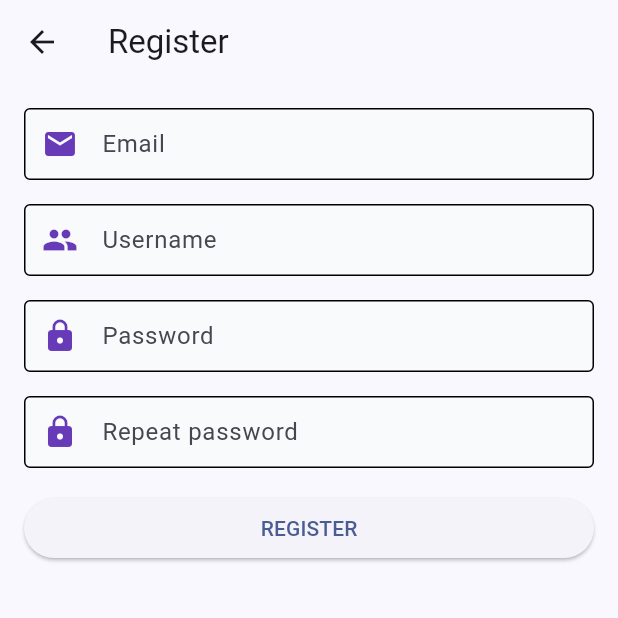
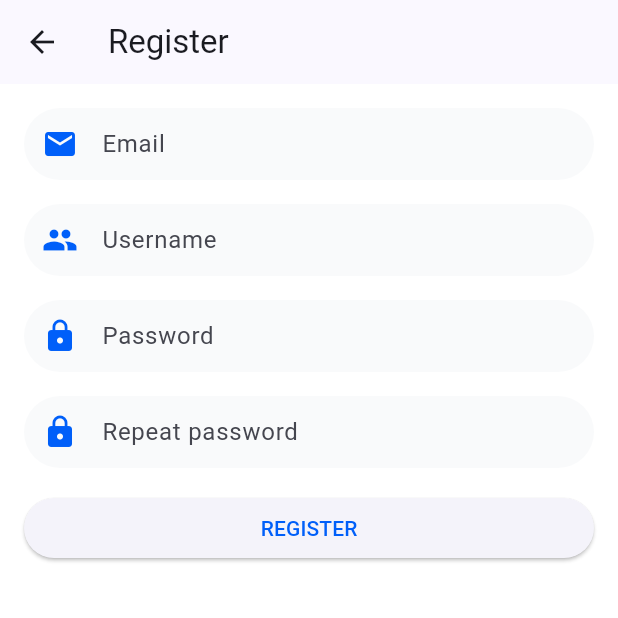
Before and after one commit to vastellorde/my_messenger, a Flutter app: the RegisterPage screen opened by its route, on a phone screen of 412 x 824 dp, the top half of it. Run offline on Flutter 3.47's test engine with Material 3 defaults, Android fonts, the light colour scheme and no system bars; our stand-ins replace auto_route, cloud_firestore, dio, firebase_auth, firebase_core, flutter_bloc and 6 more; missing offline and left inert: talker_bloc_logger, talker_dio_logger, theme_tailor_annotation; accounts and stored records are empty; generated files the repository leaves out were written again; statements that could not run were skipped.

Commit message:
refactor(auth): update with theme

```diff
--- a/lib/app/theme/app_theme.dart
+++ b/lib/app/theme/app_theme.dart
@@ -1,3 +1,4 @@
+import 'package:flutter/foundation.dart';
 import 'package:flutter/material.dart';
 import 'package:google_fonts/google_fonts.dart';
 import 'package:my_messenger/app/theme/app_colors.dart';
@@ -8,6 +9,7 @@ part 'app_theme.tailor.dart';
 @Tailor(
   themes: ['light', 'dark'],
   themeGetter: ThemeGetter.onBuildContext,
+  generateStaticGetters: true,
 )
 class $_AppTheme {
   // Colors
--- a/lib/app/theme/app_theme.tailor.dart
+++ b/lib/app/theme/app_theme.tailor.dart
@@ -8,7 +8,7 @@ part of 'app_theme.dart';
 // TailorAnnotationsGenerator
 // **************************************************************************
 
-class AppTheme extends ThemeExtension<AppTheme> {
+class AppTheme extends ThemeExtension<AppTheme> with DiagnosticableTreeMixin {
   const AppTheme({
     required this.background,
     required this.black,
@@ -41,7 +41,28 @@ class AppTheme extends ThemeExtension<AppTheme> {
   final Color secondary;
   final Color white;
 
-  static final AppTheme light = AppTheme(
+  static AppTheme get light => kDebugMode ? _lightGetter : _lightFinal;
+
+  static AppTheme get dark => kDebugMode ? _darkGetter : _darkFinal;
+
+  static AppTheme get _lightGetter => AppTheme(
+        background: $_AppTheme.background[0],
+        black: $_AppTheme.black[0],
+        body: $_AppTheme.body[0],
+        caption: $_AppTheme.caption[0],
+        gray: $_AppTheme.gray[0],
+        graySecondary: $_AppTheme.graySecondary[0],
+        h1: $_AppTheme.h1[0],
+        h2: $_AppTheme.h2[0],
+        h3: $_AppTheme.h3[0],
+        h4: $_AppTheme.h4[0],
+        h5: $_AppTheme.h5[0],
+        primary: $_AppTheme.primary[0],
+        secondary: $_AppTheme.secondary[0],
+        white: $_AppTheme.white[0],
+      );
+
+  static final AppTheme _lightFinal = AppTheme(
     background: $_AppTheme.background[0],
     black: $_AppTheme.black[0],
     body: $_AppTheme.body[0],
@@ -58,7 +79,24 @@ class AppTheme extends ThemeExtension<AppTheme> {
     white: $_AppTheme.white[0],
   );
 
-  static final AppTheme dark = AppTheme(
+  static AppTheme get _darkGetter => AppTheme(
+        background: $_AppTheme.background[1],
+        black: $_AppTheme.black[1],
+        body: $_AppTheme.body[1],
+        caption: $_AppTheme.caption[1],
+        gray: $_AppTheme.gray[1],
+        graySecondary: $_AppTheme.graySecondary[1],
+        h1: $_AppTheme.h1[1],
+        h2: $_AppTheme.h2[1],
+        h3: $_AppTheme.h3[1],
+        h4: $_AppTheme.h4[1],
+        h5: $_AppTheme.h5[1],
+        primary: $_AppTheme.primary[1],
+        secondary: $_AppTheme.secondary[1],
+        white: $_AppTheme.white[1],
+      );
+
+  static final AppTheme _darkFinal = AppTheme(
     background: $_AppTheme.background[1],
     black: $_AppTheme.black[1],
     body: $_AppTheme.body[1],
@@ -137,6 +175,27 @@ class AppTheme extends ThemeExtension<AppTheme> {
   }
 
   @override
+  void debugFillProperties(DiagnosticPropertiesBuilder properties) {
+    super.debugFillProperties(properties);
+    properties
+      ..add(DiagnosticsProperty('type', 'AppTheme'))
+      ..add(DiagnosticsProperty('background', background))
+      ..add(DiagnosticsProperty('black', black))
+      ..add(DiagnosticsProperty('body', body))
+      ..add(DiagnosticsProperty('caption', caption))
+      ..add(DiagnosticsProperty('gray', gray))
+      ..add(DiagnosticsProperty('graySecondary', graySecondary))
+      ..add(DiagnosticsProperty('h1', h1))
+      ..add(DiagnosticsProperty('h2', h2))
+      ..add(DiagnosticsProperty('h3', h3))
+      ..add(DiagnosticsProperty('h4', h4))
+      ..add(DiagnosticsProperty('h5', h5))
+      ..add(DiagnosticsProperty('primary', primary))
+      ..add(DiagnosticsProperty('secondary', secondary))
+      ..add(DiagnosticsProperty('white', white));
+  }
+
+  @override
   bool operator ==(Object other) {
     return identical(this, other) ||
         (other.runtimeType == runtimeType &&
--- a/lib/app/theme/app_theme_data.dart
+++ b/lib/app/theme/app_theme_data.dart
@@ -8,6 +8,7 @@ abstract final class AppThemeData {
     colorScheme: ColorScheme.fromSeed(
       brightness: Brightness.light,
       seedColor: AppTheme.light.primary,
+      primary: AppTheme.light.primary,
       secondary: AppTheme.light.secondary,
       background: AppTheme.light.background,
     ),
@@ -15,6 +16,8 @@ abstract final class AppThemeData {
       fillColor: AppTheme.light.background,
       filled: true,
       contentPadding: const EdgeInsets.symmetric(vertical: 12, horizontal: 14),
+      iconColor: AppTheme.light.primary,
+      prefixIconColor: AppTheme.light.primary,
       border: OutlineInputBorder(
         borderRadius: BorderRadius.circular(30),
         borderSide: BorderSide(
@@ -37,41 +40,57 @@ abstract final class AppThemeData {
             style: BorderStyle.none),
       ),
     ),
+    iconTheme: IconThemeData(
+      color: AppTheme.light.primary,
+      size: 16,
+    ),
+    scaffoldBackgroundColor: AppTheme.light.background,
   );
   static final dark = ThemeData(
     brightness: Brightness.dark,
     extensions: [AppTheme.dark],
     colorScheme: ColorScheme.fromSeed(
       brightness: Brightness.dark,
-      seedColor: AppTheme.light.primary,
-      secondary: AppTheme.light.secondary,
-      background: AppTheme.light.background,
+      seedColor: AppTheme.dark.primary,
+      primary: AppTheme.dark.primary,
+      secondary: AppTheme.dark.secondary,
+      background: AppTheme.dark.background,
     ),
     inputDecorationTheme: InputDecorationTheme(
-      fillColor: AppTheme.light.background,
+      fillColor: AppTheme.dark.background,
       filled: true,
       contentPadding: const EdgeInsets.symmetric(vertical: 12, horizontal: 14),
+      iconColor: AppTheme.dark.primary,
+      prefixIconColor: AppTheme.dark.primary,
       border: OutlineInputBorder(
         borderRadius: BorderRadius.circular(30),
         borderSide: BorderSide(
-            width: 1,
-            color: AppTheme.light.background,
-            style: BorderStyle.none),
+            width: 0, color: AppTheme.dark.background, style: BorderStyle.none),
       ),
       enabledBorder: OutlineInputBorder(
         borderRadius: BorderRadius.circular(30),
         borderSide: BorderSide(
-            width: 0,
-            color: AppTheme.light.background,
-            style: BorderStyle.none),
+            width: 0, color: AppTheme.dark.background, style: BorderStyle.none),
       ),
       focusedBorder: OutlineInputBorder(
         borderRadius: BorderRadius.circular(30),
         borderSide: BorderSide(
-            width: 0,
-            color: AppTheme.light.background,
-            style: BorderStyle.none),
+            width: 0, color: AppTheme.dark.background, style: BorderStyle.none),
       ),
+      errorBorder: OutlineInputBorder(
+        borderRadius: BorderRadius.circular(30),
+        borderSide: BorderSide(
+            width: 0, color: AppTheme.dark.background, style: BorderStyle.none),
+      ),
+      focusedErrorBorder: OutlineInputBorder(
+        borderRadius: BorderRadius.circular(30),
+        borderSide: BorderSide(
+            width: 0, color: AppTheme.dark.background, style: BorderStyle.none),
+      ),
+    ),
+    iconTheme: IconThemeData(
+      color: AppTheme.dark.primary,
+      size: 16,
     ),
   );
 }
--- a/lib/features/auth/login/presentation/ui/login_page.dart
+++ b/lib/features/auth/login/presentation/ui/login_page.dart
@@ -2,6 +2,7 @@ import 'package:auto_route/auto_route.dart';
 import 'package:flutter/material.dart';
 import 'package:flutter_bloc/flutter_bloc.dart';
 import 'package:get_it/get_it.dart';
+import 'package:my_messenger/app/theme/app_theme.dart';
 import 'package:my_messenger/features/auth/login/presentation/state/login_bloc.dart';
 import 'package:my_messenger/features/auth/login/presentation/state/login_bloc_models.dart';
 import 'package:my_messenger/features/auth/login/presentation/state/login_form_bloc.dart';
@@ -75,6 +76,7 @@ class LoginPage extends StatelessWidget {
               LoginRegisterButton(),
             ],
           ),
+          backgroundColor: context.appTheme.white,
         ),
       ),
     );
--- a/lib/features/auth/login/presentation/ui/widgets/login_email_input.dart
+++ b/lib/features/auth/login/presentation/ui/widgets/login_email_input.dart
@@ -45,11 +45,7 @@ class LoginEmailInput extends StatelessWidget {
               label: Text('Email'),
               prefixIcon: Icon(
                 Icons.email,
-                color: Colors.deepPurple,
               ),
-              border: OutlineInputBorder(),
-              enabledBorder: OutlineInputBorder(),
-              errorBorder: OutlineInputBorder(),
             ),
           ),
         );
--- a/lib/features/auth/login/presentation/ui/widgets/login_password_input.dart
+++ b/lib/features/auth/login/presentation/ui/widgets/login_password_input.dart
@@ -43,13 +43,9 @@ class LoginPasswordInput extends StatelessWidget {
                 ),
             decoration: const InputDecoration(
               label: Text('Password'),
-              border: OutlineInputBorder(),
               prefixIcon: Icon(
                 Icons.lock,
-                color: Colors.deepPurple,
               ),
-              enabledBorder: OutlineInputBorder(),
-              errorBorder: OutlineInputBorder(),
             ),
           ),
         );
--- a/lib/features/auth/register/presentation/ui/register_page.dart
+++ b/lib/features/auth/register/presentation/ui/register_page.dart
@@ -3,6 +3,7 @@ import 'package:flutter/material.dart';
 import 'package:flutter_bloc/flutter_bloc.dart';
 import 'package:get_it/get_it.dart';
 import 'package:my_messenger/app/router/router.gr.dart';
+import 'package:my_messenger/app/theme/app_theme.dart';
 import 'package:my_messenger/features/auth/register/presentation/state/register_bloc.dart';
 import 'package:my_messenger/features/auth/register/presentation/state/register_form_bloc.dart';
 import 'package:my_messenger/features/auth/register/presentation/ui/widgets/register_email_input.dart';
@@ -74,6 +75,7 @@ class RegisterPage extends StatelessWidget {
               RegisterSubmitButton()
             ],
           ),
+          backgroundColor: context.appTheme.white,
         ),
       ),
     );
--- a/lib/features/auth/register/presentation/ui/widgets/register_email_input.dart
+++ b/lib/features/auth/register/presentation/ui/widgets/register_email_input.dart
@@ -44,11 +44,7 @@ class RegisterEmailInput extends StatelessWidget {
               label: Text('Email'),
               prefixIcon: Icon(
                 Icons.email,
-                color: Colors.deepPurple,
               ),
-              border: OutlineInputBorder(),
-              enabledBorder: OutlineInputBorder(),
-              errorBorder: OutlineInputBorder(),
             ),
           ),
         );
--- a/lib/features/auth/register/presentation/ui/widgets/register_name_input.dart
+++ b/lib/features/auth/register/presentation/ui/widgets/register_name_input.dart
@@ -43,11 +43,7 @@ class RegisterNameInput extends StatelessWidget {
               label: Text('Username'),
               prefixIcon: Icon(
                 Icons.people,
-                color: Colors.deepPurple,
               ),
-              border: OutlineInputBorder(),
-              enabledBorder: OutlineInputBorder(),
-              errorBorder: OutlineInputBorder(),
             ),
           ),
         );
--- a/lib/features/auth/register/presentation/ui/widgets/register_password_input.dart
+++ b/lib/features/auth/register/presentation/ui/widgets/register_password_input.dart
@@ -44,11 +44,7 @@ class RegisterPasswordInput extends StatelessWidget {
               label: Text('Password'),
               prefixIcon: Icon(
                 Icons.lock,
-                color: Colors.deepPurple,
               ),
-              border: OutlineInputBorder(),
-              enabledBorder: OutlineInputBorder(),
-              errorBorder: OutlineInputBorder(),
             ),
           ),
         );
--- a/lib/features/auth/register/presentation/ui/widgets/register_repeat_password_input.dart
+++ b/lib/features/auth/register/presentation/ui/widgets/register_repeat_password_input.dart
@@ -45,11 +45,7 @@ class RegisterRepeatPasswordInput extends StatelessWidget {
               label: Text('Repeat password'),
               prefixIcon: Icon(
                 Icons.lock,
-                color: Colors.deepPurple,
               ),
-              border: OutlineInputBorder(),
-              enabledBorder: OutlineInputBorder(),
-              errorBorder: OutlineInputBorder(),
             ),
           ),
         );
```
